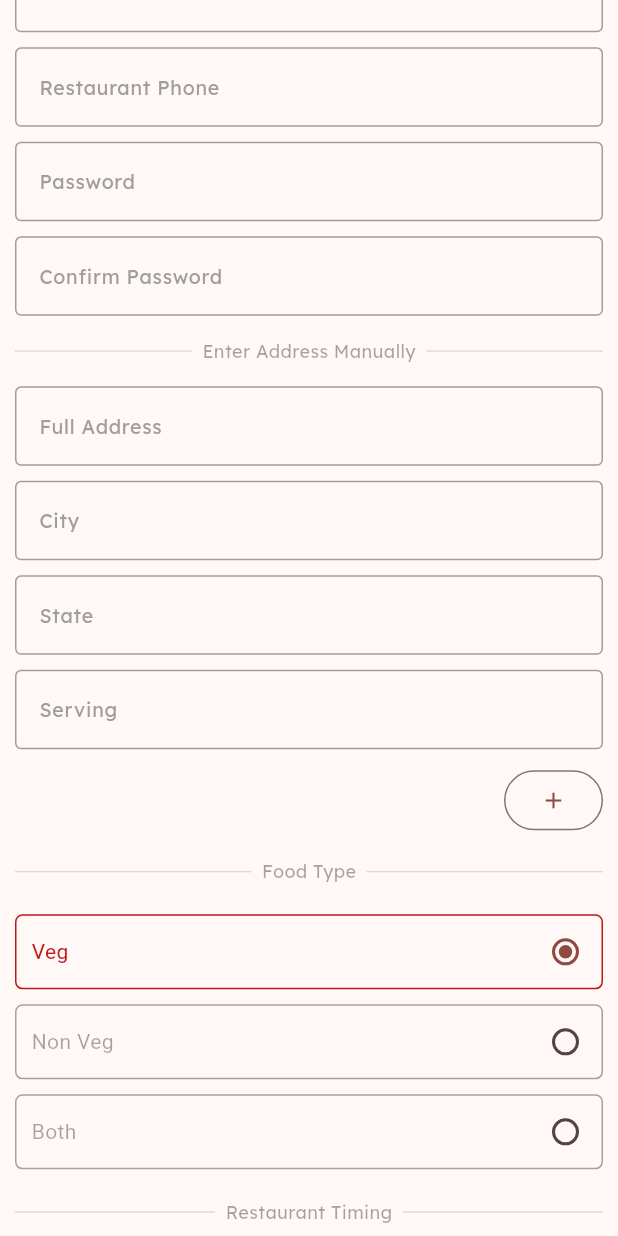
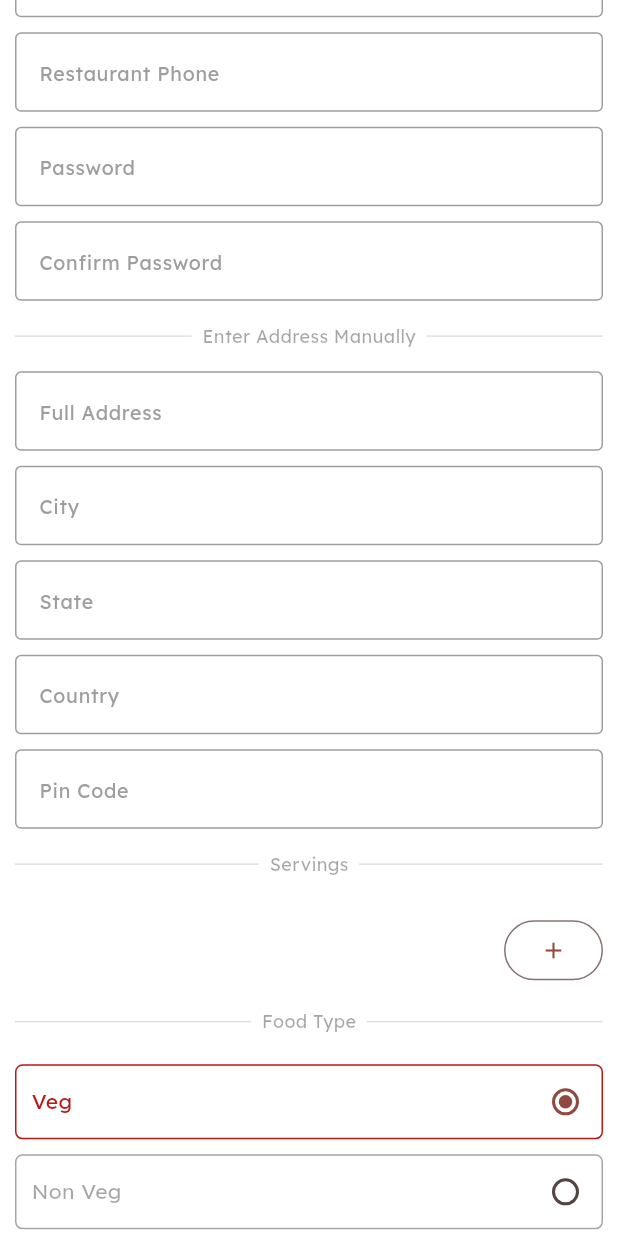
Before and after one commit to Joy-Bhattacharjee-Pixel/fideos-restaurant, a Flutter app: the RegisterScreen screen opened directly, scrolled down 576 dp, after a tap on the "add" icon, on a phone screen of 412 x 824 dp. Run offline on Flutter 3.47's test engine with Material 3 defaults, Android fonts, the phone set to English and light mode, and no system bars; our stand-ins replace dio, flutter_vector_icons, get, shared_preferences; accounts and stored records are empty.

Commit message:
login api integrated

```diff
--- a/lib/controllers/auth_controller.dart
+++ b/lib/controllers/auth_controller.dart
@@ -1,3 +1,9 @@
+import 'dart:developer';
+
+import 'package:fideos_restaurant/models/restaurant.dart';
+import 'package:fideos_restaurant/presentations/auth/register_screen.dart';
+import 'package:fideos_restaurant/utils/cookies.dart';
+import 'package:fideos_restaurant/utils/flash.dart';
 import 'package:flutter/material.dart';
 import 'package:get/get.dart';
 
@@ -43,6 +49,9 @@ class AuthController extends GetxController {
   // Serving text fields controller for register screen
   final TextEditingController regServingController = TextEditingController();
 
+  // List of serving text editing controllers
+  final RxList<TextEditingController> servings = <TextEditingController>[].obs;
+
   // Open time fields controller for register screen
   final TextEditingController regOpenTimeController = TextEditingController();
 
@@ -54,9 +63,6 @@ class AuthController extends GetxController {
 
   // Register form key
   final GlobalKey<FormState> registerFormKey = GlobalKey<FormState>();
-
-// login password obsecurity
-  RxBool loginpasswordObsecured = true.obs;
 
   // List of terms condition options
   List<String> termsconditionoptions = <String>[
@@ -73,7 +79,7 @@ class AuthController extends GetxController {
     "Wednesday",
     "Thursday",
     "Friday",
-    "Satureday"
+    "Saturday"
   ];
 
   // Registration food type
@@ -86,4 +92,52 @@ class AuthController extends GetxController {
 
   // restuarant selected open days
   RxList selectedDays = [].obs;
+
+  // login password obsecurity
+  RxBool loginPasswordObsecured = true.obs;
+
+  // Boolean parameter for login
+  RxBool loadingLogin = false.obs;
+
+  // Add serving text into list
+  addServings() {
+    servings.clear();
+    servings.add(regServingController);
+    servings.refresh();
+  }
+
+  // Restaurant login
+  login({email, password}) async {
+    // Starting loader for login
+    loadingLogin.value = true;
+
+    // Creating restaurat
+    final restaurant = Restaurant(email: email, password: password);
+
+    // Logging using restaurant model login function
+    final loginResponse = await restaurant.login();
+
+    // Checkihg if error is null or not comming from resposne
+    if (loginResponse["error"] != null) {
+      // Showing error maessage
+      FlashManager().show(loginResponse["error"]);
+    }
+
+    // Chrcking if data from resposne comming successfully or not
+    else if (loginResponse["success"] != null) {
+      log(loginResponse["success"].id.toString());
+      // When data comming from resposnse successfully
+      // we will store restaurat id and token comming from resposne inside cokkie manager
+      await CookieManager("id", value: loginResponse["success"].id).save();
+      await CookieManager("token", value: loginResponse["token"]).save();
+
+      // Showing flash message after successfully login
+      FlashManager().show("Login Successful");
+
+      // Navigating to screen
+      Get.to(() => const RegisterScreen());
+    }
+
+    loadingLogin.value =  false;
+  }
 }
--- a/lib/main.dart
+++ b/lib/main.dart
@@ -1,5 +1,6 @@
 import 'package:fideos_restaurant/models/app_color.dart';
 import 'package:fideos_restaurant/presentations/auth/login_screen.dart';
+import 'package:fideos_restaurant/presentations/auth/register_screen.dart';
 import 'package:flutter/material.dart';
 import 'package:get/get.dart';
 
@@ -19,6 +20,7 @@ class MyApp extends StatelessWidget {
         theme: ThemeData(
             colorScheme: ColorScheme.fromSeed(seedColor: ColorManager.primary),
             useMaterial3: true,
+            fontFamily: "Lexend",
             primaryColor: ColorManager.primary),
         home: const LoginScreen());
   }
--- /dev/null
+++ b/lib/models/restaurant.dart
@@ -0,0 +1,195 @@
+import 'dart:developer';
+
+import 'package:dio/dio.dart';
+import 'package:fideos_restaurant/service.dart';
+
+class Restaurant {
+  Delivery? delivery;
+  String? website;
+  bool? verified;
+  String? description;
+  Pickup? pickup;
+  List<String>? type;
+  String? password;
+  List<String>? servings;
+  String? phone;
+  String? name;
+  String? logo;
+  OpeningHours? openingHours;
+  String? id;
+  String? email;
+  String? status;
+
+  Restaurant(
+      {this.delivery,
+      this.website,
+      this.verified,
+      this.description,
+      this.pickup,
+      this.type,
+      this.password,
+      this.servings,
+      this.phone,
+      this.name,
+      this.logo,
+      this.openingHours,
+      this.id,
+      this.email,
+      this.status});
+
+  Restaurant.fromJson(Map<String, dynamic> json) {
+    delivery =
+        json['delivery'] != null ? Delivery.fromJson(json['delivery']) : null;
+    website = json['website'];
+    verified = json['verified'];
+    description = json['description'];
+    pickup = json['pickup'] != null ? Pickup.fromJson(json['pickup']) : null;
+    type = json['type'].cast<String>();
+    password = json['password'];
+    servings = json['servings'].cast<String>();
+    phone = json['phone'];
+    name = json['name'];
+    logo = json['logo'];
+    openingHours = json['openingHours'] != null
+        ? OpeningHours.fromJson(json['openingHours'])
+        : null;
+    id = json['id'];
+    email = json['email'];
+    status = json['status'];
+  }
+
+  Map<String, dynamic> toJson() {
+    final Map<String, dynamic> data = {};
+    if (delivery != null) {
+      data['delivery'] = delivery!.toJson();
+    }
+    data['website'] = website;
+    data['verified'] = verified;
+    data['description'] = description;
+    if (pickup != null) {
+      data['pickup'] = pickup!.toJson();
+    }
+    data['type'] = type;
+    data['password'] = password;
+    data['servings'] = servings;
+    data['phone'] = phone;
+    data['name'] = name;
+    data['logo'] = logo;
+    if (openingHours != null) {
+      data['openingHours'] = openingHours!.toJson();
+    }
+    data['id'] = id;
+    data['email'] = email;
+    data['status'] = status;
+    return data;
+  }
+
+  // Login function for reastaurant
+  login() async {
+    try {
+      // Preparinng body object for login
+      final body = {"email": email, "password": password};
+
+      // Preparing endpoint
+      const endpoint = "/restaurants/login";
+
+      // Fetching resposne
+      final response = await APIClient().post(endpoint, data: body);
+      // log(response.data["restaurant"]["id"].toString());
+
+      // Resturning response
+      return {
+        "success": Restaurant.fromJson(response.data["restaurant"]),
+        "token": response.data["token"]
+      };
+    } on DioException catch (e) {
+      return {"error": e.response!.data["error"]};
+    }
+    // return {};
+  }
+}
+
+class Delivery {
+  String? estimatedTime;
+  double? fee;
+  bool? available;
+  int? minOrder;
+
+  Delivery({this.estimatedTime, this.fee, this.available, this.minOrder});
+
+  Delivery.fromJson(Map<String, dynamic> json) {
+    estimatedTime = json['estimatedTime'];
+    fee = json['fee'];
+    available = json['available'];
+    minOrder = json['minOrder'];
+  }
+
+  Map<String, dynamic> toJson() {
+    final Map<String, dynamic> data = {};
+    data['estimatedTime'] = estimatedTime;
+    data['fee'] = fee;
+    data['available'] = available;
+    data['minOrder'] = minOrder;
+    return data;
+  }
+}
+
+class Pickup {
+  String? estimatedTime;
+  bool? available;
+
+  Pickup({this.estimatedTime, this.available});
+
+  Pickup.fromJson(Map<String, dynamic> json) {
+    estimatedTime = json['estimatedTime'];
+    available = json['available'];
+  }
+
+  Map<String, dynamic> toJson() {
+    final Map<String, dynamic> data = {};
+    data['estimatedTime'] = estimatedTime;
+    data['available'] = available;
+    return data;
+  }
+}
+
+class OpeningHours {
+  String? sunday;
+  String? saturday;
+  String? tuesday;
+  String? wednesday;
+  String? thursday;
+  String? friday;
+  String? monday;
+
+  OpeningHours(
+      {this.sunday,
+      this.saturday,
+      this.tuesday,
+      this.wednesday,
+      this.thursday,
+      this.friday,
+      this.monday});
+
+  OpeningHours.fromJson(Map<String, dynamic> json) {
+    sunday = json['sunday'];
+    saturday = json['saturday'];
+    tuesday = json['tuesday'];
+    wednesday = json['wednesday'];
+    thursday = json['thursday'];
+    friday = json['friday'];
+    monday = json['monday'];
+  }
+
+  Map<String, dynamic> toJson() {
+    final Map<String, dynamic> data = {};
+    data['sunday'] = sunday;
+    data['saturday'] = saturday;
+    data['tuesday'] = tuesday;
+    data['wednesday'] = wednesday;
+    data['thursday'] = thursday;
+    data['friday'] = friday;
+    data['monday'] = monday;
+    return data;
+  }
+}
--- a/lib/presentations/auth/login_screen.dart
+++ b/lib/presentations/auth/login_screen.dart
@@ -2,6 +2,7 @@ import 'package:fideos_restaurant/controllers/auth_controller.dart';
 import 'package:fideos_restaurant/models/app_color.dart';
 import 'package:fideos_restaurant/presentations/auth/register_screen.dart';
 import 'package:fideos_restaurant/utils/button.dart';
+import 'package:fideos_restaurant/utils/loader.dart';
 import 'package:fideos_restaurant/utils/separator.dart';
 import 'package:fideos_restaurant/utils/text_field.dart';
 import 'package:flutter/material.dart';
@@ -17,7 +18,7 @@ class LoginScreen extends StatefulWidget {
 
 class _LoginScreenState extends State<LoginScreen> {
   // Importing auth controller
-  final _controller = Get.put(AuthController());
+  final _controller = AuthController();
 
   @override
   Widget build(BuildContext context) {
@@ -66,10 +67,10 @@ class _LoginScreenState extends State<LoginScreen> {
                 child: TextFieldService(
                     controller: _controller.loginPasswordController,
                     hint: "Password",
-                    passwordObsecured: _controller.loginpasswordObsecured.value,
-                    onTapSuffix: () => _controller.loginpasswordObsecured
-                        .value = !_controller.loginpasswordObsecured.value,
-                    suffix: _controller.loginpasswordObsecured.value
+                    passwordObsecured: _controller.loginPasswordObsecured.value,
+                    onTapSuffix: () => _controller.loginPasswordObsecured
+                        .value = !_controller.loginPasswordObsecured.value,
+                    suffix: _controller.loginPasswordObsecured.value
                         ? Feather.eye
                         : Feather.eye_off,
                     validator: (password) =>
@@ -92,13 +93,15 @@ class _LoginScreenState extends State<LoginScreen> {
             const SizedBox(height: 15),
 
             // continue button
-            Padding(
-                padding: const EdgeInsets.symmetric(horizontal: 15),
-                child: ButtonManager(
-                        onPressed: () {},
-                        backgroundcolor: ColorManager.primary,
-                        text: "Continue")
-                    .elevated()),
+            Obx(() => _controller.loadingLogin.value
+                ? Loader().show()
+                : Padding(
+                    padding: const EdgeInsets.symmetric(horizontal: 15),
+                    child: ButtonManager(
+                            onPressed: () => _login(),
+                            backgroundcolor: ColorManager.primary,
+                            text: "Continue")
+                        .elevated())),
 
             // Adding some space
             const SizedBox(height: 30),
@@ -153,7 +156,7 @@ class _LoginScreenState extends State<LoginScreen> {
     ));
   }
 
-// email validator
+// Email validator
   _emailValidator({String? email}) {
     if (email == null || email.isEmpty || !email.isEmail) {
       return "Please enter a valid email";
@@ -168,4 +171,17 @@ class _LoginScreenState extends State<LoginScreen> {
     }
     return null;
   }
+
+  // Calling login function using controller
+  _login() {
+    FocusScope.of(context).unfocus();
+
+    // Validating form
+    if (_controller.loginFormKey.currentState!.validate()) {
+      _controller.loginFormKey.currentState!.save();
+      _controller.login(
+          email: _controller.loginEmailController.text.trim(),
+          password: _controller.loginPasswordController.text.trim());
+    }
+  }
 }
--- a/lib/presentations/auth/register_screen.dart
+++ b/lib/presentations/auth/register_screen.dart
@@ -22,6 +22,7 @@ class _RegisterScreenState extends State<RegisterScreen> {
   @override
   Widget build(BuildContext context) {
     return Scaffold(
+        backgroundColor: ColorManager.white,
         body: Form(
             key: _controller.registerFormKey,
             child: SingleChildScrollView(
@@ -36,7 +37,7 @@ class _RegisterScreenState extends State<RegisterScreen> {
                 const Text("India’s #1 Food Video and Delivery App",
                     textAlign: TextAlign.center,
                     style:
-                        TextStyle(fontSize: 25, fontWeight: FontWeight.w500)),
+                        TextStyle(fontSize: 22, fontWeight: FontWeight.w600)),
 
                 // Adding some space
                 const SizedBox(height: 20),
@@ -108,8 +109,7 @@ class _RegisterScreenState extends State<RegisterScreen> {
 
                       // Full address field
                       TextFieldService(
-                              controller:
-                                  _controller.regConfirmPasswordController,
+                              controller: _controller.regFullAddressController,
                               hint: "Full Address")
                           .show(),
 
@@ -118,8 +118,7 @@ class _RegisterScreenState extends State<RegisterScreen> {
 
                       // City field
                       TextFieldService(
-                              controller:
-                                  _controller.regConfirmPasswordController,
+                              controller: _controller.regCityController,
                               hint: "City")
                           .show(),
 
@@ -128,19 +127,66 @@ class _RegisterScreenState extends State<RegisterScreen> {
 
                       // State field
                       TextFieldService(
-                              controller:
-                                  _controller.regConfirmPasswordController,
+                              controller: _controller.regStateController,
                               hint: "State")
                           .show(),
 
                       // Adding some space
                       const SizedBox(height: 10),
 
+                      // State field
+                      TextFieldService(
+                              controller: _controller.regCountryController,
+                              hint: "Country")
+                          .show(),
+
+                      // Adding some space
+                      const SizedBox(height: 10),
+                      // State field
+                      TextFieldService(
+                              controller: _controller.regPincodeController,
+                              hint: "Pin Code")
+                          .show(),
+
+                      // Adding some space
+                      const SizedBox(height: 15),
+
+                      // Food type title seperator
+                      Seperator(text: "Servings", horizontalPadding: 0).show(),
+
+                      // Adding some space
+                      const SizedBox(height: 15),
+
                       // Serving field
-                      TextFieldService(
-                              controller: _controller.regServingController,
-                              hint: "Serving")
-                          .show(),
+                      Obx(() {
+                        if (_controller.servingIndex.value == 0) {
+                          return TextFieldService(
+                                  controller: _controller.regServingController,
+                                  hint: "Serving")
+                              .show();
+                        } else {
+                          return Column(
+                            children: [
+                              ...List.generate(
+                                  _controller.servings.length,
+                                  (index) => Padding(
+                                      padding: const EdgeInsets.only(top: 10),
+                                      child: TextFieldService(
+                                              controller: _controller
+                                                  .regServingController,
+                                              suffix: Icons.close,
+                                              onTapSuffix: () {
+                                                _controller.servingIndex.value =
+                                                    _controller.servingIndex
+                                                            .value -
+                                                        1;
+                                              },
+                                              hint: "Serving")
+                                          .show()))
+                            ],
+                          );
+                        }
+                      }),
 
                       // Adding some space
                       const SizedBox(height: 10),
@@ -149,7 +195,12 @@ class _RegisterScreenState extends State<RegisterScreen> {
                       Align(
                           alignment: Alignment.centerRight,
                           child: OutlinedButton(
-                              onPressed: () {}, child: const Icon(Icons.add))),
+                              onPressed: () {
+                                _controller.servingIndex.value =
+                                    _controller.servingIndex.value + 1;
+                                // _controller.addServings();
+                              },
+                              child: const Icon(Icons.add))),
 
                       // Adding some space
                       const SizedBox(height: 15),
--- /dev/null
+++ b/lib/service.dart
@@ -0,0 +1,17 @@
+import 'package:dio/dio.dart';
+
+class APIClient {
+  final Dio dio = Dio(BaseOptions(baseUrl: "https://fideos.vercel.app/api/v1"));
+
+  Future<Response<T>> get<T>(String path, {Map<String, dynamic>? queryParameters}) async {
+    return await dio.get<T>(path, queryParameters: queryParameters);
+  }
+
+  Future<Response<T>> post<T>(String path, {Map<String, dynamic>? data}) async {
+    return await dio.post<T>(path, data: data);
+  }
+
+  Future<Response<T>> put<T>(String path, {Map<String, dynamic>? data}) async {
+    return await dio.put<T>(path, data: data);
+  }
+}
--- a/pubspec.yaml
+++ b/pubspec.yaml
@@ -38,6 +38,7 @@ dependencies:
   get: ^4.6.6
   shared_preferences: ^2.2.3
   flutter_vector_icons: ^2.0.0
+  dio: ^5.4.3+1
 
 dev_dependencies:
   flutter_test:
```
Also changed, not shown: pubspec.lock.
